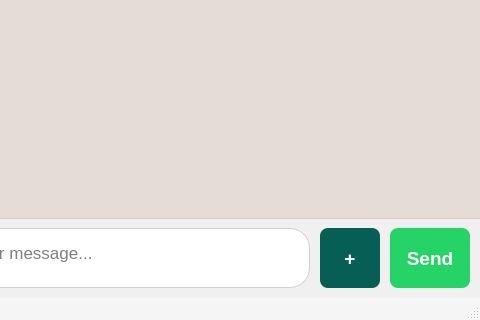
Above: Client/View/ClientChatWindow.ui from Amin4424/ChatApp before the change; both pictures show x 320 to 800 and y 330 to 650 of the 800 by 650 pixel window. Below: the same form after it.
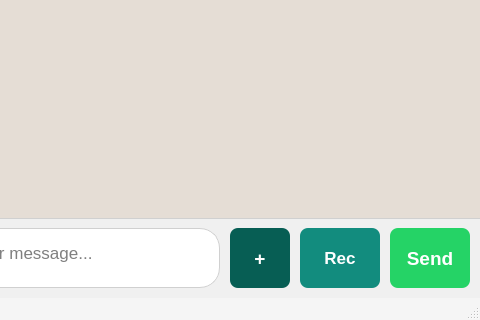
That is the form after the change.

```diff
--- a/Client/View/ClientChatWindow.ui
+++ b/Client/View/ClientChatWindow.ui
@@ -370,8 +370,8 @@
             </property>
            </widget>
           </item>
-          <item>
-           <widget class="QPushButton" name="sendFileBtn">
+      <item>
+       <widget class="QPushButton" name="sendFileBtn">
             <property name="minimumSize">
              <size>
               <width>60</width>
@@ -405,8 +405,46 @@
             </property>
            </widget>
           </item>
-          <item>
-           <widget class="QPushButton" name="sendMessageBtn">
+      <item>
+       <widget class="QPushButton" name="recordVoiceBtn">
+        <property name="minimumSize">
+         <size>
+          <width>80</width>
+          <height>60</height>
+         </size>
+        </property>
+        <property name="maximumSize">
+         <size>
+          <width>80</width>
+          <height>60</height>
+         </size>
+        </property>
+        <property name="toolTip">
+         <string>Record a voice message</string>
+        </property>
+        <property name="styleSheet">
+         <string notr="true">QPushButton {
+    background-color: #128c7e;
+    color: white;
+    border: none;
+    border-radius: 8px;
+    font-size: 13pt;
+    font-weight: bold;
+}
+QPushButton:hover {
+    background-color: #0f7569;
+}
+QPushButton:pressed {
+    background-color: #0c5c52;
+}</string>
+        </property>
+        <property name="text">
+         <string>Rec</string>
+        </property>
+       </widget>
+      </item>
+      <item>
+       <widget class="QPushButton" name="sendMessageBtn">
             <property name="minimumSize">
              <size>
               <width>80</width>
```
Left out of the diff: 8 changed lines with no effect on the pictures.
